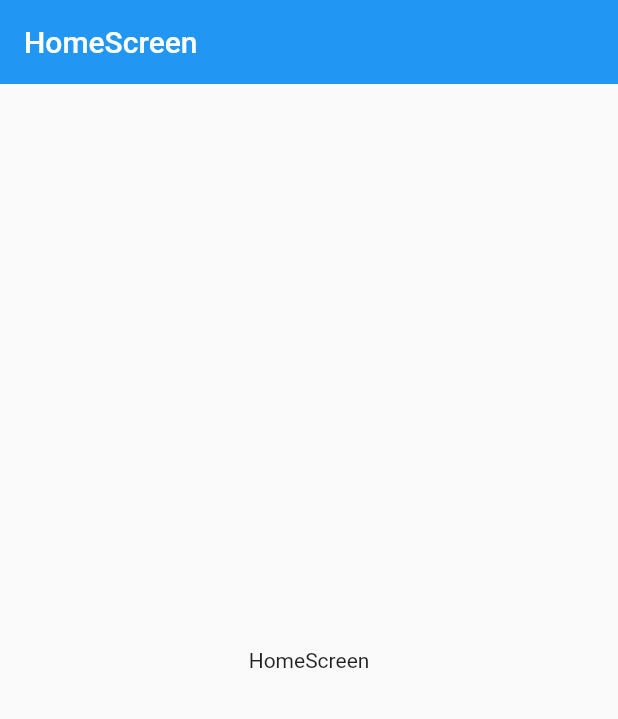
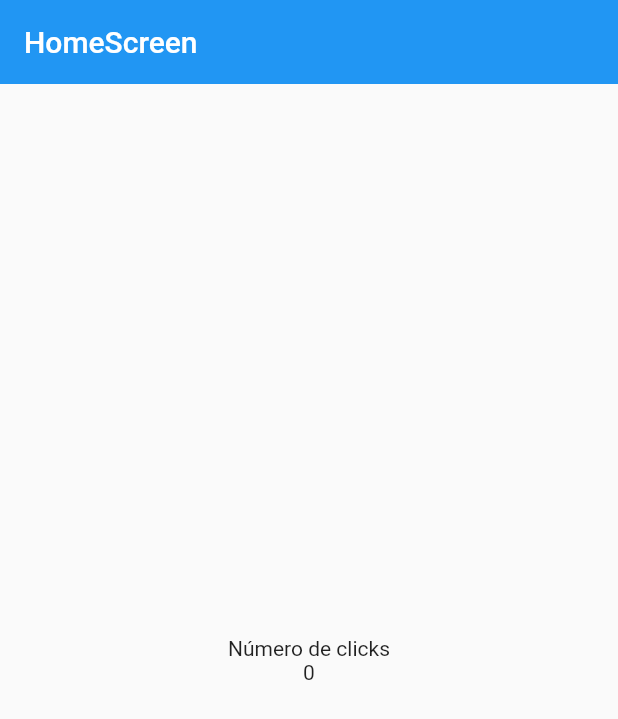
Before and after one commit to AgnosticSix/flutter_app_counter, a Flutter app: the screen it shows after launch, on a phone screen of 412 x 824 dp. Shown: the top 719 px of the screen. Run offline on Flutter 3.47's test engine with Material 2 defaults, Android fonts, the phone set to English and light mode, and no system bars.

Commit message:
testing mainAxisAlignment

```diff
--- a/lib/screens/home_screen.dart
+++ b/lib/screens/home_screen.dart
@@ -1,3 +1,5 @@
+import 'dart:developer';
+
 import 'package:flutter/material.dart';
 
 class HomeScreen extends StatelessWidget {
@@ -10,8 +12,15 @@ class HomeScreen extends StatelessWidget {
         title: const Text("HomeScreen"),
         elevation: 0.0,
       ),
-      body: const Center(
-        child: Text('HomeScreen'),
+      body: Center(
+        child: Column(
+          mainAxisAlignment: MainAxisAlignment.center,
+          crossAxisAlignment: CrossAxisAlignment.center,
+          children: const [
+            Text('Número de clicks'),
+            Text('0'),
+          ],
+        ),
       ),
     );
   }
```
